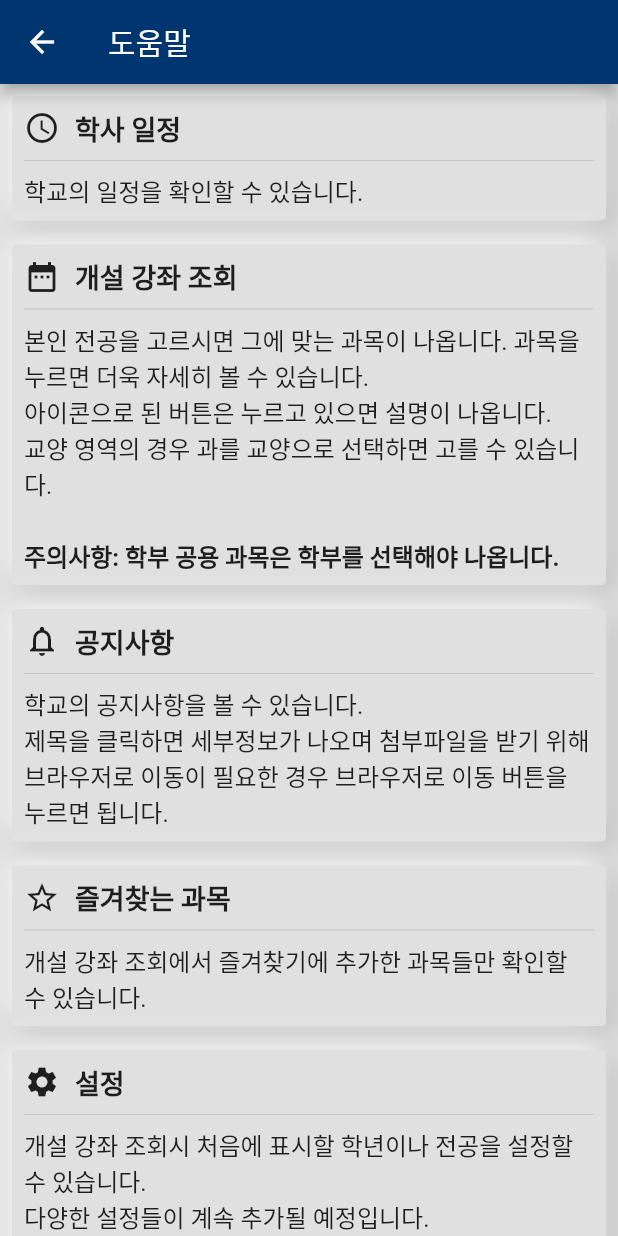
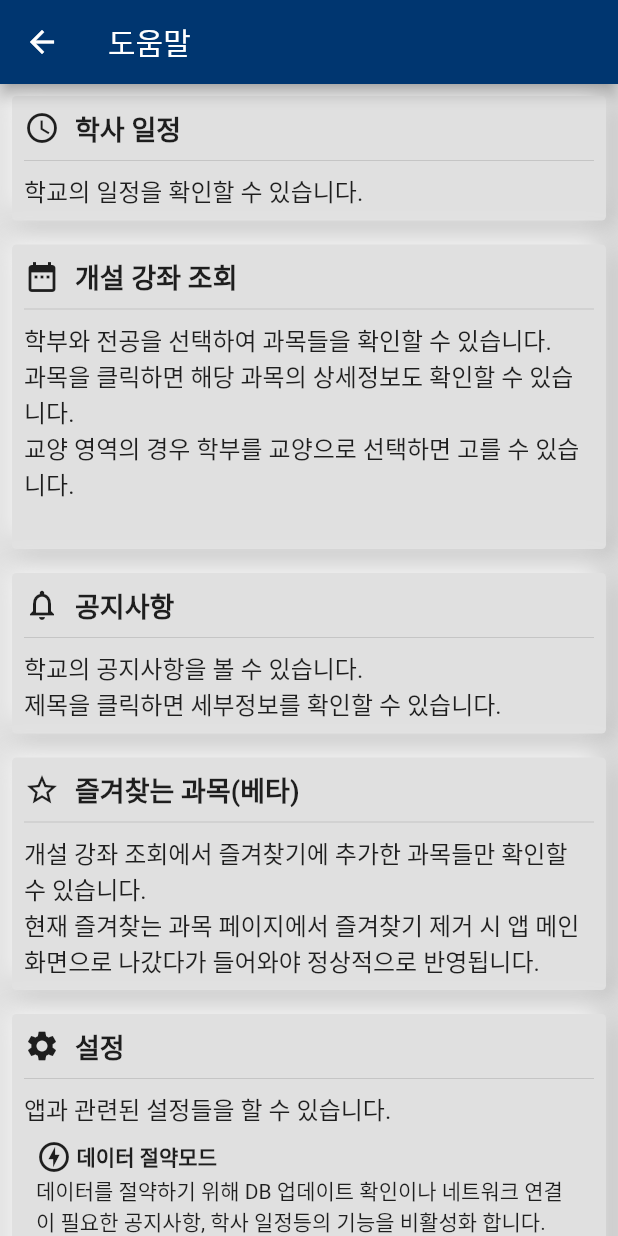
Before and after one commit to sun30812/suwon_mate, a Flutter app: the HelpPage screen opened by its route, on a phone screen of 412 x 824 dp. Run offline on Flutter 3.47's test engine with Material 2 defaults, Android fonts, the phone set to English and light mode, and no system bars; our stand-ins replace firebase_core, firebase_database, flutter_html, package_info_plus, shared_preferences; accounts and stored records are empty.

Commit message:
도움말 페이지 설명 수정

```diff
--- a/lib/help.dart
+++ b/lib/help.dart
@@ -26,46 +26,70 @@ class HelpPage extends StatelessWidget {
                 crossAxisAlignment: CrossAxisAlignment.start,
                 children: const [
                   Text(
-                    '본인 전공을 고르시면 그에 맞는 과목이 나옵니다. 과목을 누르면 더욱 자세히 볼 수 있습니다.\n'
-                    '아이콘으로 된 버튼은 누르고 있으면 설명이 나옵니다.\n'
-                    '교양 영역의 경우 과를 교양으로 선택하면 고를 수 있습니다.\n',
+                    '학부와 전공을 선택하여 과목들을 확인할 수 있습니다.\n'
+                    '과목을 클릭하면 해당 과목의 상세정보도 확인할 수 있습니다.\n교양 영역의 경우 학부를 교양으로 선택하면 고를 수 있습니다.\n',
                     style: TextStyle(fontSize: 16.0),
                   ),
-                  Text(
-                    '주의사항: 학부 공용 과목은 학부를 선택해야 나옵니다.',
-                    style:
-                        TextStyle(fontSize: 16.0, fontWeight: FontWeight.bold),
-                  )
                 ],
               )),
           const CardInfo(
               icon: Icons.notifications_none,
               title: '공지사항',
               detail: Text(
-                '학교의 공지사항을 볼 수 있습니다.\n제목을 클릭하면 세부정보가 나오며 '
-                '첨부파일을 받기 위해 브라우저로 이동이 필요한 경우 브라우저로 이동 버튼을 누르면 됩니다.',
+                '학교의 공지사항을 볼 수 있습니다.\n제목을 클릭하면 세부정보를 확인할 수 있습니다.',
                 style: TextStyle(fontSize: 16.0),
               )),
           CardInfo(
               icon: Icons.star_outline,
-              title: '즐겨찾는 과목',
+              title: '즐겨찾는 과목(베타)',
               detail: Column(
                 children: const [
                   Text(
-                    '개설 강좌 조회에서 즐겨찾기에 추가한 과목들만 확인할 수 있습니다.',
+                    '개설 강좌 조회에서 즐겨찾기에 추가한 과목들만 확인할 수 있습니다.\n'
+                    '현재 즐겨찾는 과목 페이지에서 즐겨찾기 제거 시 앱 메인화면으로 나갔다가 들어와야 정상적으로 반영됩니다.',
                     style: TextStyle(fontSize: 16.0),
                   ),
                 ],
               )),
-          const CardInfo(
+          CardInfo(
               icon: Icons.settings,
               title: '설정',
-              detail: Text(
-                '개설 강좌 조회시 처음에 표시할 학년이나 전공을 설정할 수 있습니다.\n'
-                '다양한 설정들이 계속 추가될 예정입니다.\n'
-                '\n데이터 절약 모드: 인터넷 연결이 필요한 대부분의 기능을 차단합니다.(DB업데이트, 공지사항, 학사일정)\n'
-                'DB가 없는 경우에만 다운로드 하고 존재하는 경우 버전 확인도 진행하지 않습니다. 이 설정은 앱을 재시작 해야 완전히 적용됩니다.',
-                style: TextStyle(fontSize: 16.0),
+              detail: Column(
+                crossAxisAlignment: CrossAxisAlignment.start,
+                children: [
+                  const Text(
+                    '앱과 관련된 설정들을 할 수 있습니다.',
+                    style: TextStyle(fontSize: 16.0),
+                  ),
+                  Padding(
+                    padding: const EdgeInsets.all(8.0),
+                    child: Column(
+                      children: [
+                        Row(
+                          children: const [
+                            Icon(Icons.offline_bolt_outlined),
+                            Padding(padding: EdgeInsets.only(right: 3.0)),
+                            Text(
+                              '데이터 절약모드',
+                              style: TextStyle(
+                                fontWeight: FontWeight.bold,
+                              ),
+                            )
+                          ],
+                        ),
+                        Column(
+                          crossAxisAlignment: CrossAxisAlignment.start,
+                          children: const [
+                             Text(
+                                '데이터를 절약하기 위해 DB 업데이트 확인이나 네트워크 연결이 필요한 공지사항, 학사 일정등의 기능을'
+                                ' 비활성화 합니다.'),
+                             Text('주의: Web 플랫폼에서는 설정이 제한됩니다.', style: TextStyle(fontWeight: FontWeight.bold),)
+                          ],
+                        )
+                      ],
+                    ),
+                  )
+                ],
               )),
         ],
       ),
--- a/pubspec.yaml
+++ b/pubspec.yaml
@@ -15,7 +15,7 @@ publish_to: 'none' # Remove this line if you wish to publish to pub.dev
 # In iOS, build-name is used as CFBundleShortVersionString while build-number used as CFBundleVersion.
 # Read more about iOS versioning at
 # https://developer.apple.com/library/archive/documentation/General/Reference/InfoPlistKeyReference/Articles/CoreFoundationKeys.html
-version: 2.0.1+5
+version: 2.0.1+6
 
 environment:
   sdk: ">=2.15.1 <3.0.0"
```
